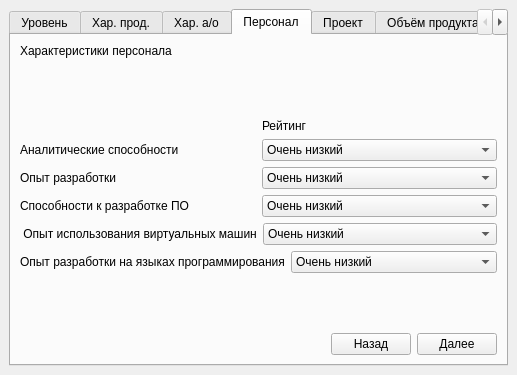
This is viewsQT/cocomo-Intermediate.ui in sibgatulin-danila/cocomo-calculator as Qt 5 draws it before an edit. The edited form follows.
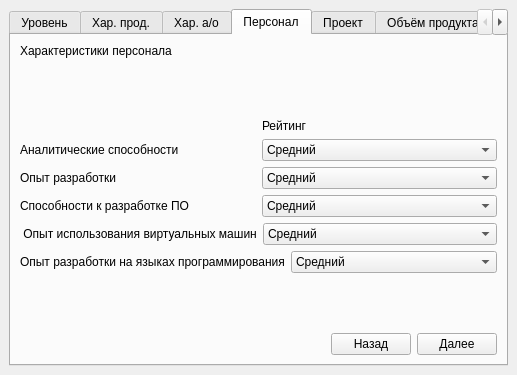
This is the edited form. The open tabs and pages were chosen to show the change.

Commit message: completed app cocomo

The edit to the form file:
```diff
--- a/viewsQT/cocomo-Intermediate.ui
+++ b/viewsQT/cocomo-Intermediate.ui
@@ -605,6 +605,9 @@
           </item>
           <item>
            <widget class="QComboBox" name="comboBox_11">
+            <property name="currentIndex">
+             <number>2</number>
+            </property>
             <item>
              <property name="text">
               <string>Очень низкий</string>
@@ -645,6 +648,9 @@
           </item>
           <item>
            <widget class="QComboBox" name="comboBox_22">
+            <property name="currentIndex">
+             <number>2</number>
+            </property>
             <item>
              <property name="text">
               <string>Очень низкий</string>
@@ -685,6 +691,9 @@
           </item>
           <item>
            <widget class="QComboBox" name="comboBox_23">
+            <property name="currentIndex">
+             <number>2</number>
+            </property>
             <item>
              <property name="text">
               <string>Очень низкий</string>
@@ -725,6 +734,9 @@
           </item>
           <item>
            <widget class="QComboBox" name="comboBox_24">
+            <property name="currentIndex">
+             <number>2</number>
+            </property>
             <item>
              <property name="text">
               <string>Очень низкий</string>
@@ -760,6 +772,9 @@
           </item>
           <item>
            <widget class="QComboBox" name="comboBox_25">
+            <property name="currentIndex">
+             <number>2</number>
+            </property>
             <item>
              <property name="text">
               <string>Очень низкий</string>
```
Left out of the diff: 29 changed lines with no effect on the pictures. The commit also changes 28 other files.
